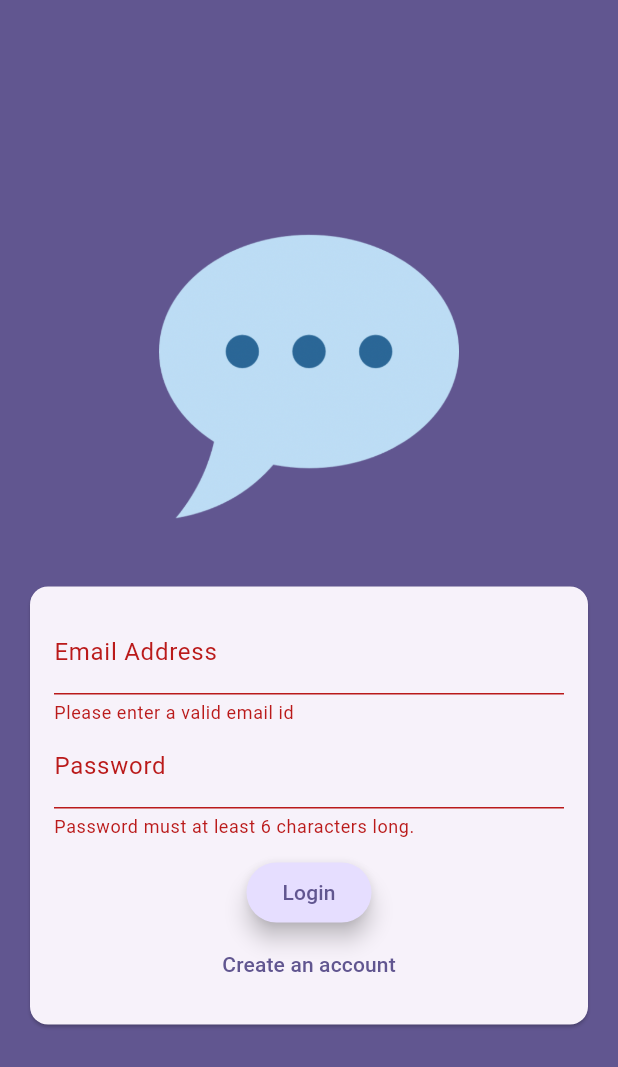
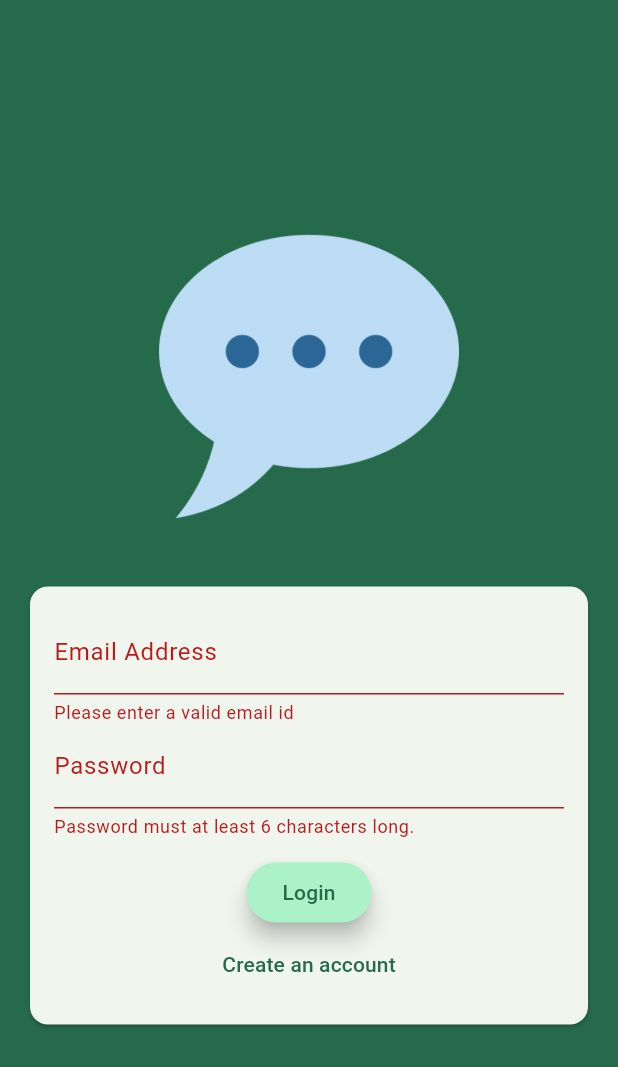
Before and after one commit to shossain786/chat_app, a Flutter app: the screen it shows after launch, after a tap on "Login", on a phone screen of 412 x 824 dp. Shown: the top 1067 px of the screen. Run offline on Flutter 3.47's test engine with Material 3 defaults, Android fonts, the phone set to English and light mode, and no system bars; our stand-ins replace firebase_auth, firebase_core; accounts and stored records are empty.

Commit message:
user add and login added

```diff
--- a/lib/main.dart
+++ b/lib/main.dart
@@ -1,11 +1,14 @@
 import 'package:chat_app/firebase_options.dart';
+import 'package:chat_app/screens/chat_screen.dart';
+import 'package:chat_app/screens/splash_screen.dart';
+import 'package:firebase_auth/firebase_auth.dart';
 import 'package:firebase_core/firebase_core.dart';
 import 'package:flutter/material.dart';
 
 import 'screens/login_screen.dart';
 
 var kColorScheme =
-    ColorScheme.fromSeed(seedColor: const Color.fromARGB(255, 63, 17, 177));
+    ColorScheme.fromSeed(seedColor: const Color.fromARGB(255, 164, 245, 199));
 void main() async {
   WidgetsFlutterBinding.ensureInitialized();
   await Firebase.initializeApp(
@@ -26,7 +29,19 @@ class MyApp extends StatelessWidget {
         colorScheme: kColorScheme,
         useMaterial3: true,
       ),
-      home: const LoginScreen(),
+      home: StreamBuilder(
+        stream: FirebaseAuth.instance.authStateChanges(),
+        builder: (context, snapshot) {
+          if (snapshot.connectionState == ConnectionState.waiting) {
+            return const SplashScreen();
+          }
+          if (snapshot.hasData) {
+            return const ChatScreen();
+          }
+
+          return const LoginScreen();
+        },
+      ),
     );
   }
 }
--- a/lib/screens/login_screen.dart
+++ b/lib/screens/login_screen.dart
@@ -1,5 +1,8 @@
 import 'package:chat_app/main.dart';
 import 'package:flutter/material.dart';
+import 'package:firebase_auth/firebase_auth.dart';
+
+var _fireBase = FirebaseAuth.instance;
 
 class LoginScreen extends StatefulWidget {
   const LoginScreen({super.key});
@@ -14,13 +17,30 @@ class _LoginScreenState extends State<LoginScreen> {
   var _enteredEmail = '';
   var _enteredPassword = '';
 
-  void _submit() {
+  void _submit() async {
     final isValid = _formKey.currentState!.validate();
 
-    if (isValid) {
-      _formKey.currentState!.save();
-      debugPrint(_enteredEmail);
-      debugPrint(_enteredPassword);
+    if (!isValid) {
+      return;
+    }
+    _formKey.currentState!.save();
+    try {
+      if (_isLogin) {
+        final userCredential = await _fireBase.signInWithEmailAndPassword(
+            email: _enteredEmail, password: _enteredPassword);
+        debugPrint('$userCredential');
+      } else {
+        final credentials = await _fireBase.createUserWithEmailAndPassword(
+            email: _enteredEmail, password: _enteredPassword);
+        debugPrint('$credentials');
+      }
+    } on FirebaseAuthException catch (error) {
+      ScaffoldMessenger.of(context).clearSnackBars();
+      ScaffoldMessenger.of(context).showSnackBar(
+        SnackBar(
+          content: Text(error.message ?? 'Authentication failed!!'),
+        ),
+      );
     }
   }
 
--- /dev/null
+++ b/lib/screens/splash_screen.dart
@@ -0,0 +1,17 @@
+import 'package:flutter/material.dart';
+
+class SplashScreen extends StatelessWidget {
+  const SplashScreen({super.key});
+
+  @override
+  Widget build(BuildContext context) {
+    return const Scaffold(
+      body: Center(
+        child: Text(
+          'Loading...',
+          style: TextStyle(fontSize: 36),
+        ),
+      ),
+    );
+  }
+}
```
Also changed, not shown: lib/screens/chat_screen.dart (added, +30 -0 lines).
